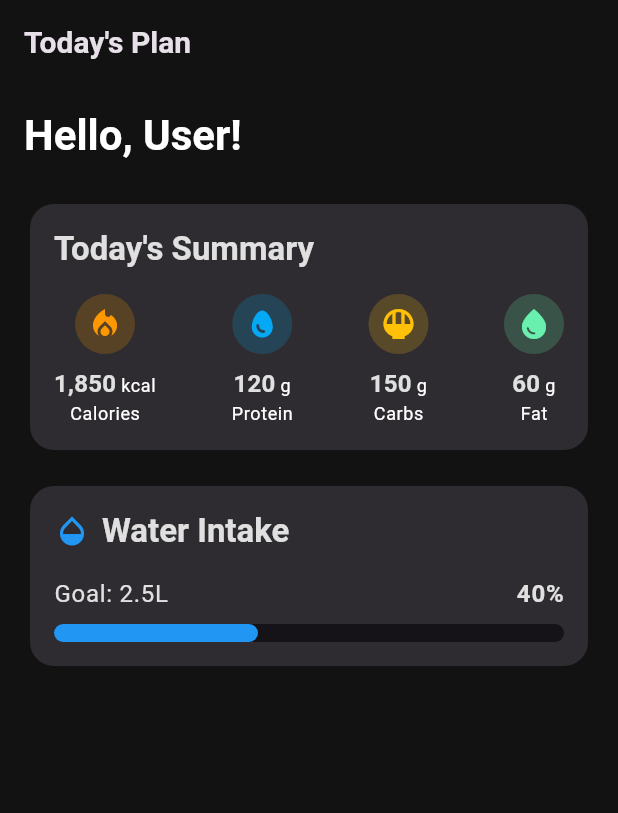
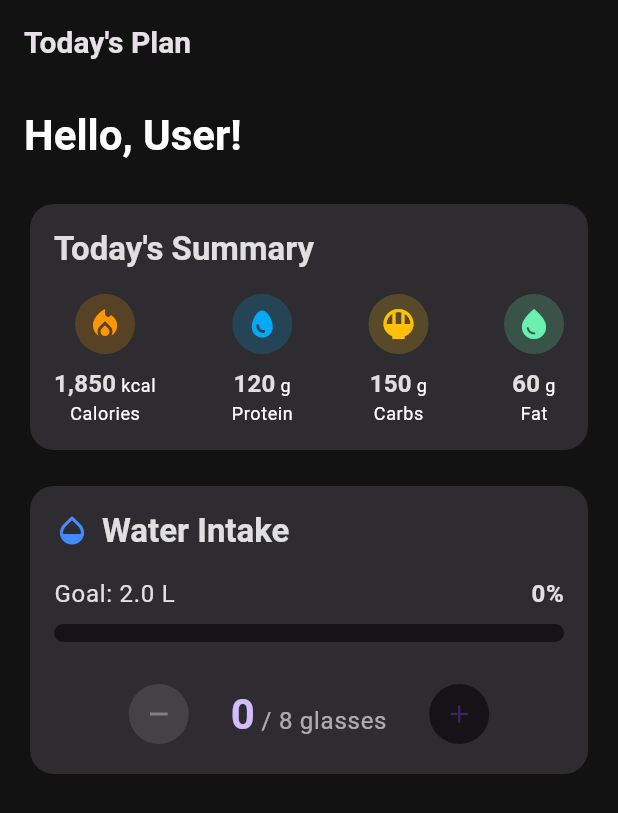
Before and after one commit to devrugu/health_ai_app, a Flutter app: the DashboardScreen screen opened directly, on a phone screen of 412 x 824 dp. Shown: the top 813 px of the screen. Run offline on Flutter 3.47's test engine with Material 3 defaults, Android fonts, the phone set to English and light mode, and no system bars; drawn by our look-alikes of flutter_animate.

Commit message:
feat(dashboard): Implement interactive water tracker state

```diff
--- /dev/null
+++ b/lib/src/features/dashboard/presentation/widgets/water_log_controls.dart
@@ -0,0 +1,75 @@
+// lib/src/features/dashboard/presentation/widgets/water_log_controls.dart
+
+import 'package:flutter/material.dart';
+
+class WaterLogControls extends StatelessWidget {
+  final int glassesConsumed;
+  final int glassesGoal;
+  final VoidCallback onAdd;
+  final VoidCallback onRemove;
+
+  const WaterLogControls({
+    super.key,
+    required this.glassesConsumed,
+    required this.glassesGoal,
+    required this.onAdd,
+    required this.onRemove,
+  });
+
+  @override
+  Widget build(BuildContext context) {
+    final theme = Theme.of(context);
+    // Button is disabled if we can't remove more water
+    final canRemove = glassesConsumed > 0;
+    // Button is disabled if we've already reached the goal
+    final canAdd = glassesConsumed < glassesGoal;
+
+    return Row(
+      mainAxisAlignment: MainAxisAlignment.center,
+      children: [
+        // The "Remove" button
+        IconButton.filled(
+          style: IconButton.styleFrom(
+            backgroundColor: theme.colorScheme.surface,
+          ),
+          iconSize: 20,
+          onPressed: canRemove ? onRemove : null, // Disable if needed
+          icon: const Icon(Icons.remove),
+        ),
+        const SizedBox(width: 24),
+
+        // The text display
+        Text.rich(
+          TextSpan(
+            children: [
+              TextSpan(
+                text: '$glassesConsumed',
+                style: theme.textTheme.headlineMedium?.copyWith(
+                  fontWeight: FontWeight.bold,
+                  color: theme.colorScheme.primary,
+                ),
+              ),
+              TextSpan(
+                text: ' / $glassesGoal glasses',
+                style: theme.textTheme.bodyLarge?.copyWith(
+                  color: theme.colorScheme.onSurface.withOpacity(0.7),
+                ),
+              ),
+            ],
+          ),
+        ),
+        const SizedBox(width: 24),
+
+        // The "Add" button
+        IconButton.filled(
+          style: IconButton.styleFrom(
+            backgroundColor: theme.colorScheme.surface,
+          ),
+          iconSize: 20,
+          onPressed: canAdd ? onAdd : null, // Disable if needed
+          icon: const Icon(Icons.add),
+        ),
+      ],
+    );
+  }
+}
--- a/lib/src/features/dashboard/presentation/widgets/water_tracker_card.dart
+++ b/lib/src/features/dashboard/presentation/widgets/water_tracker_card.dart
@@ -1,15 +1,48 @@
 // lib/src/features/dashboard/presentation/widgets/water_tracker_card.dart
 
 import 'package:flutter/material.dart';
+import 'package:health_ai_app/src/features/dashboard/presentation/widgets/water_log_controls.dart';
 
-class WaterTrackerCard extends StatelessWidget {
+class WaterTrackerCard extends StatefulWidget {
   const WaterTrackerCard({super.key});
+
+  @override
+  State<WaterTrackerCard> createState() => _WaterTrackerCardState();
+}
+
+class _WaterTrackerCardState extends State<WaterTrackerCard> {
+  // --- STATE VARIABLES ---
+  // These will be dynamic in the future, based on user's goal.
+  final int _glassesGoal = 8; // e.g., 8 glasses
+  final double _goalInLiters = 2.0;
+
+  // This is the core state variable that will be updated.
+  int _glassesConsumed = 0;
+
+  // --- STATE METHODS ---
+  void _addGlass() {
+    // setState is crucial. It tells Flutter to rebuild the widget with the new state.
+    if (_glassesConsumed < _glassesGoal) {
+      setState(() {
+        _glassesConsumed++;
+      });
+    }
+  }
+
+  void _removeGlass() {
+    if (_glassesConsumed > 0) {
+      setState(() {
+        _glassesConsumed--;
+      });
+    }
+  }
+
+  // Helper to calculate the progress for the bar
+  double get _progress => _glassesConsumed / _glassesGoal;
 
   @override
   Widget build(BuildContext context) {
     final theme = Theme.of(context);
-    // Placeholder progress value (40%)
-    final double progress = 0.4;
 
     return Card(
       color: theme.colorScheme.surfaceVariant.withOpacity(0.5),
@@ -22,7 +55,7 @@ class WaterTrackerCard extends StatelessWidget {
           children: [
             Row(
               children: [
-                const Icon(Icons.opacity, color: Colors.blue),
+                const Icon(Icons.opacity_rounded, color: Colors.blueAccent),
                 const SizedBox(width: 8),
                 Text(
                   "Water Intake",
@@ -36,24 +69,33 @@ class WaterTrackerCard extends StatelessWidget {
               mainAxisAlignment: MainAxisAlignment.spaceBetween,
               children: [
                 Text(
-                  "Goal: 2.5L", // Placeholder goal
+                  "Goal: $_goalInLiters L", // Use our state variable
                   style: theme.textTheme.bodyLarge,
                 ),
                 Text(
-                  "${(progress * 100).toInt()}%", // Display percentage
+                  "${(_progress * 100).toInt()}%",
                   style: theme.textTheme.bodyLarge
                       ?.copyWith(fontWeight: FontWeight.bold),
                 ),
               ],
             ),
             const SizedBox(height: 8),
-            // The visual progress bar
+            // The progress bar will now update automatically based on _progress
             LinearProgressIndicator(
-              value: progress,
+              value: _progress,
               minHeight: 12,
               borderRadius: BorderRadius.circular(6),
               backgroundColor: theme.colorScheme.surface,
-              valueColor: const AlwaysStoppedAnimation<Color>(Colors.blue),
+              valueColor:
+                  const AlwaysStoppedAnimation<Color>(Colors.blueAccent),
+            ),
+            const SizedBox(height: 24),
+            // Our new interactive controls
+            WaterLogControls(
+              glassesConsumed: _glassesConsumed,
+              glassesGoal: _glassesGoal,
+              onAdd: _addGlass, // Pass the method to the child widget
+              onRemove: _removeGlass, // Pass the method to the child widget
             ),
           ],
         ),
```
